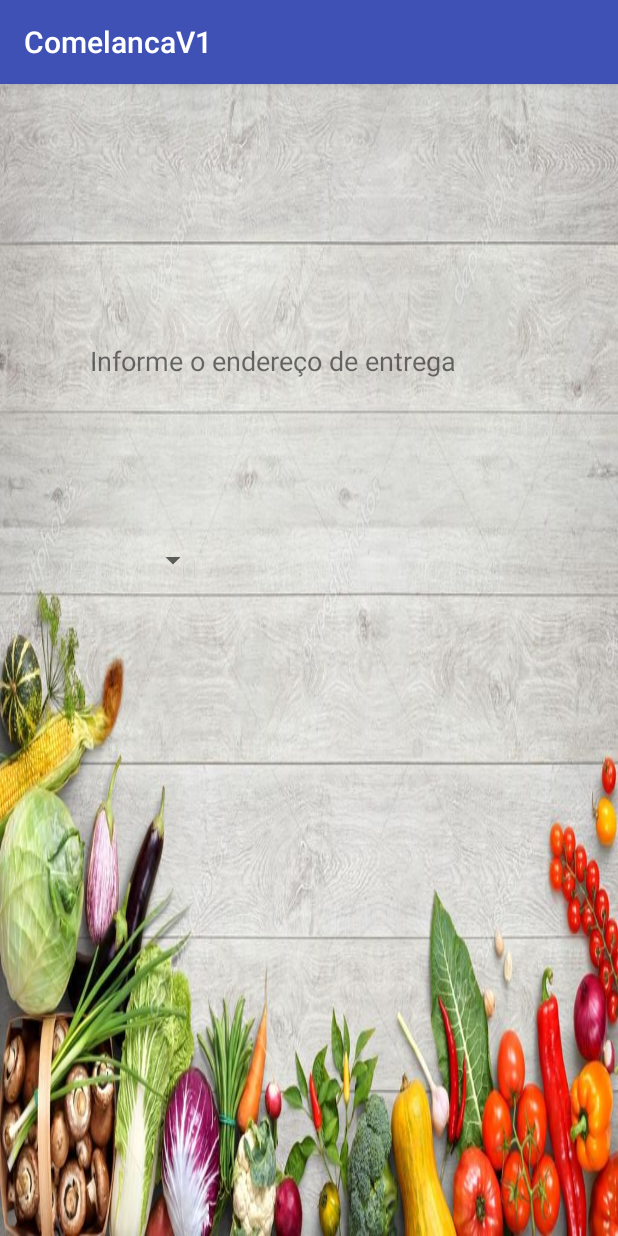
After one commit to jsrrocha/ComelancaV1, an Android app: the AddressActivity screen opened directly, with no data from a screen before it, on a phone screen of 412 x 824 dp. The commit adds this screen. Run offline under Robolectric (Android 15) with nearby library versions, the phone set to English and light mode, and no system bars.

Commit message:
commit 2 - page 2 in progress

```diff
--- a/app/src/main/AndroidManifest.xml
+++ b/app/src/main/AndroidManifest.xml
@@ -16,7 +16,8 @@
                 <category android:name="android.intent.category.LAUNCHER" />
             </intent-filter>
         </activity>
-        <activity android:name=".listRestaurant"></activity>
+        <activity android:name=".ListRestaurantActivity" />
+        <activity android:name=".AddressActivity"></activity>
     </application>
 
 </manifest>
--- /dev/null
+++ b/app/src/main/java/com/example/jessica/comelancav1/AddressActivity.java
@@ -0,0 +1,14 @@
+package com.example.jessica.comelancav1;
+
+import android.os.Bundle;
+import android.support.v7.app.AppCompatActivity;
+
+public class AddressActivity extends AppCompatActivity {
+
+    @Override
+    protected void onCreate(Bundle savedInstanceState) {
+        super.onCreate(savedInstanceState);
+        setContentView(R.layout.activity_address);
+
+    }
+}
--- a/app/src/main/java/com/example/jessica/comelancav1/listRestaurant.java
+++ b/app/src/main/java/com/example/jessica/comelancav1/ListRestaurantActivity.java
@@ -3,7 +3,7 @@ package com.example.jessica.comelancav1;
 import android.support.v7.app.AppCompatActivity;
 import android.os.Bundle;
 
-public class listRestaurant extends AppCompatActivity {
+public class ListRestaurantActivity extends AppCompatActivity {
 
     @Override
     protected void onCreate(Bundle savedInstanceState) {
--- a/app/src/main/java/com/example/jessica/comelancav1/MainActivity.java
+++ b/app/src/main/java/com/example/jessica/comelancav1/MainActivity.java
@@ -1,7 +1,9 @@
 package com.example.jessica.comelancav1;
 
+import android.content.Intent;
+import android.os.Bundle;
 import android.support.v7.app.AppCompatActivity;
-import android.os.Bundle;
+import android.view.View;
 
 public class MainActivity extends AppCompatActivity {
 
@@ -10,5 +12,11 @@ public class MainActivity extends AppCompatActivity {
         super.onCreate(savedInstanceState);
         setContentView(R.layout.activity_main);
         this.setTitle("ComeLança");
+
+
+    }
+    public void openAddress(View view) {
+        Intent intent = new Intent(this, AddressActivity.class);
+        startActivity(intent);
     }
 }
--- /dev/null
+++ b/app/src/main/res/layout/activity_address.xml
@@ -0,0 +1,44 @@
+<?xml version="1.0" encoding="utf-8"?>
+<android.support.constraint.ConstraintLayout xmlns:android="http://schemas.android.com/apk/res/android"
+    xmlns:app="http://schemas.android.com/apk/res-auto"
+    xmlns:tools="http://schemas.android.com/tools"
+    android:id="@+id/activity_address"
+    android:layout_width="match_parent"
+    android:layout_height="match_parent"
+    android:background="@drawable/background1"
+    tools:context=".AddressActivity">
+
+    <TextView
+        android:id="@+id/textView"
+        android:layout_width="wrap_content"
+        android:layout_height="wrap_content"
+        android:layout_marginBottom="15dp"
+        android:layout_marginEnd="94dp"
+        android:layout_marginLeft="45dp"
+        android:layout_marginRight="94dp"
+        android:layout_marginStart="45dp"
+        android:layout_marginTop="91dp"
+        android:text="Informe o endereço de entrega"
+        android:textSize="18sp"
+        app:layout_constraintBottom_toTopOf="@+id/spinnerState"
+        app:layout_constraintEnd_toEndOf="parent"
+        app:layout_constraintStart_toStartOf="parent"
+        app:layout_constraintTop_toTopOf="parent" />
+
+    <Spinner
+        android:id="@+id/spinnerState"
+        android:layout_width="81dp"
+        android:layout_height="20dp"
+        android:layout_marginBottom="360dp"
+        android:layout_marginEnd="259dp"
+        android:layout_marginLeft="44dp"
+        android:layout_marginRight="259dp"
+        android:layout_marginStart="44dp"
+        android:layout_marginTop="15dp"
+
+        app:layout_constraintBottom_toBottomOf="parent"
+        app:layout_constraintEnd_toEndOf="parent"
+        app:layout_constraintStart_toStartOf="parent"
+        app:layout_constraintTop_toBottomOf="@+id/textView" />
+
+</android.support.constraint.ConstraintLayout>
--- a/app/src/main/res/layout/activity_list_restaurant.xml
+++ b/app/src/main/res/layout/activity_list_restaurant.xml
@@ -4,6 +4,6 @@
     xmlns:tools="http://schemas.android.com/tools"
     android:layout_width="match_parent"
     android:layout_height="match_parent"
-    tools:context=".listRestaurant">
+    tools:context=".ListRestaurantActivity">
 
 </android.support.constraint.ConstraintLayout>
--- a/app/src/main/res/layout/activity_main.xml
+++ b/app/src/main/res/layout/activity_main.xml
@@ -35,6 +35,7 @@
         android:layout_marginStart="2dp"
         android:layout_marginTop="208dp"
         android:text="OK"
+        android:onClick="openAddress"
         app:layout_constraintBottom_toBottomOf="parent"
         app:layout_constraintEnd_toEndOf="parent"
         app:layout_constraintStart_toEndOf="@+id/textCep"
--- /dev/null
+++ b/app/src/main/res/values-mcc123/arrays.xml
@@ -0,0 +1,4 @@
+<?xml version="1.0" encoding="utf-8"?>
+<resources>
+    <string-array name="states">RS;SC</string-array>
+</resources>
```
